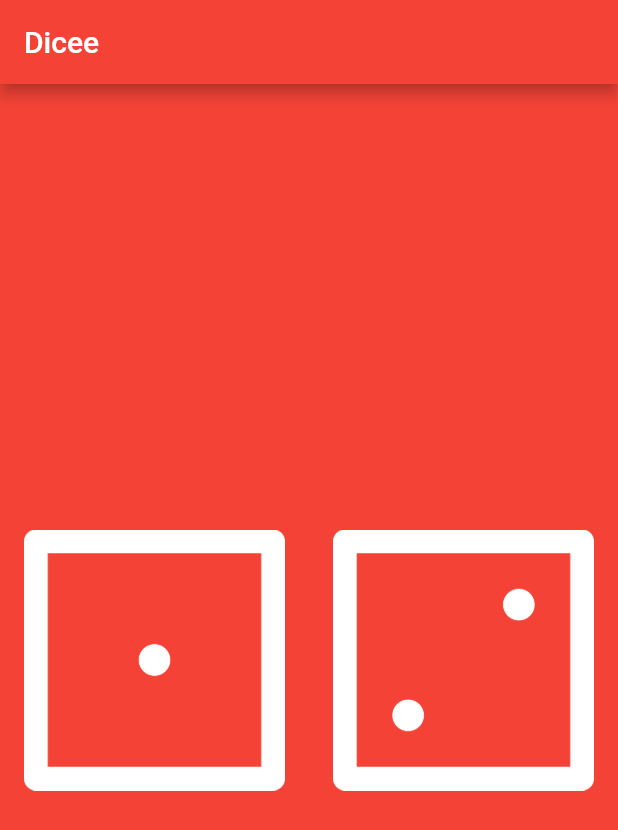
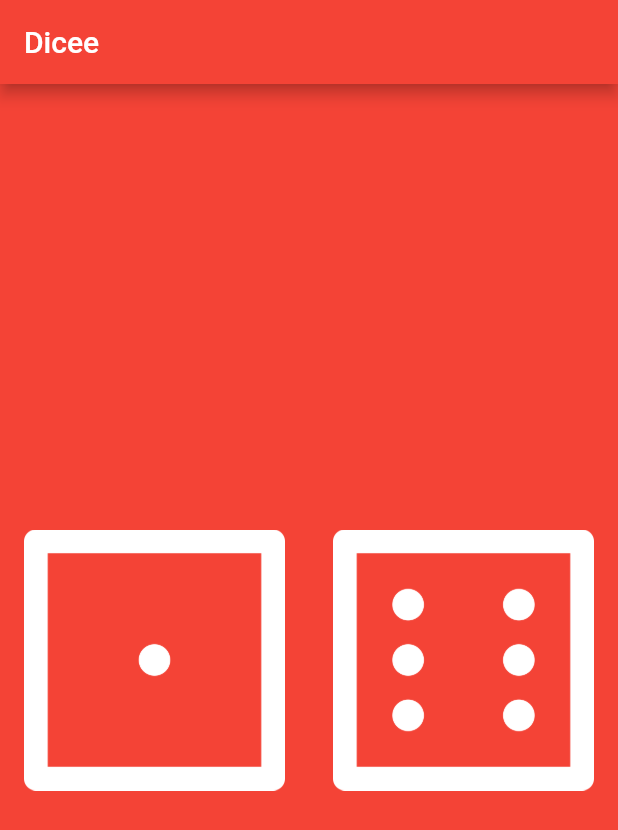
Before and after one commit to axel-legue/DiceeFlutter, a Flutter app: the screen it shows after launch, on a phone screen of 412 x 824 dp. Shown: the top 830 px of the screen. Run offline on Flutter 3.47's test engine with Material 2 defaults, Android fonts, the phone set to English and light mode, and no system bars.

Commit message:
chore: add variable to widget

```diff
--- a/lib/main.dart
+++ b/lib/main.dart
@@ -18,6 +18,9 @@ void main() {
 class DicePage extends StatelessWidget {
   @override
   Widget build(BuildContext context) {
+    int leftDiceNumber = 1;
+    int rightDiceNumber = 6;
+
     return Center(
       child: Row(
         crossAxisAlignment: CrossAxisAlignment.center,
@@ -25,18 +28,20 @@ class DicePage extends StatelessWidget {
         children: <Widget>[
           Expanded(
             child: FlatButton(
-              onPressed: (){ // anonymous function
+              onPressed: () {
+                // anonymous function
                 print('Left button got pressed');
               },
-              child: Image.asset('images/dice1.png'),
+              child: Image.asset('images/dice$leftDiceNumber.png'),
             ),
           ),
           Expanded(
             child: FlatButton(
-              onPressed: (){ // anonymous function
+              onPressed: () {
+                // anonymous function
                 print('Right button got pressed');
               },
-              child: Image.asset('images/dice2.png'),
+              child: Image.asset('images/dice$rightDiceNumber.png'),
             ),
           ),
         ],
```
